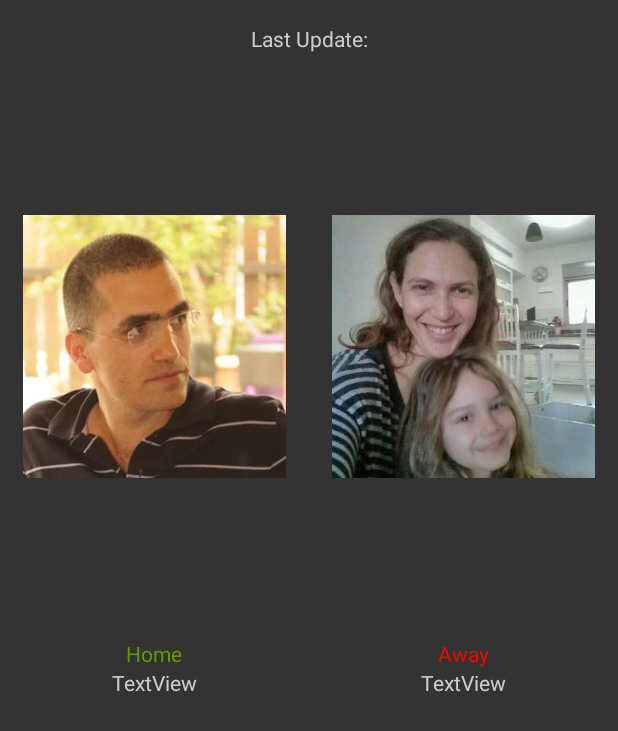
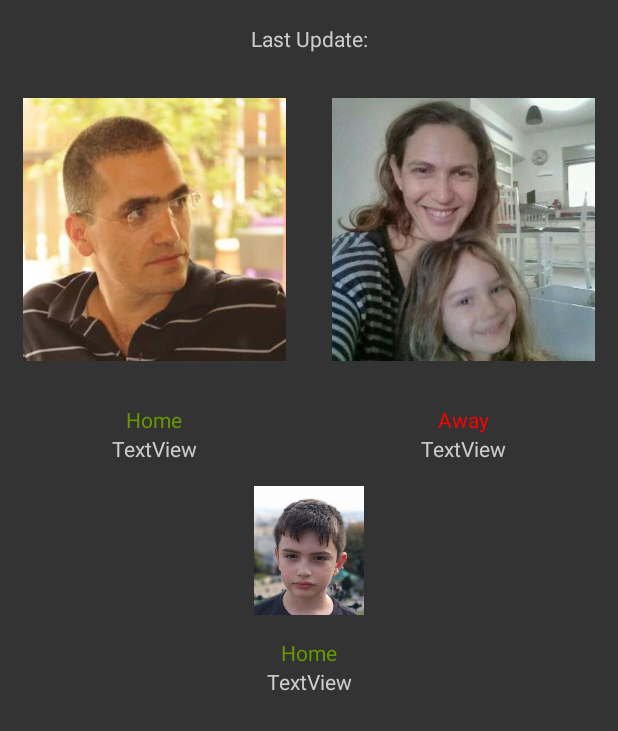
Before and after one commit to oriharel/smartHome, an Android app: the layout fragment_presence.xml on its own in the app's theme, with its tools: preview values and no code run, on a phone screen of 412 x 824 dp. Shown: the top 731 px of the screen. Run offline under Robolectric (Android 15) with nearby library versions, the phone set to English and light mode, and no system bars.

Commit message:
added itchuk

```diff
--- a/app/build.gradle
+++ b/app/build.gradle
@@ -1,13 +1,12 @@
 apply plugin: 'com.android.application'
 
 android {
-    compileSdkVersion 25
-    buildToolsVersion '25.0.0'
+    compileSdkVersion 26
 
     defaultConfig {
         applicationId "niyo.nfc.com.nfcori"
         minSdkVersion 17
-        targetSdkVersion 25
+        targetSdkVersion 26
         versionCode 1
         versionName "1.0"
     }
--- a/app/src/main/java/niyo/nfc/com/nfcori/HarelHome.java
+++ b/app/src/main/java/niyo/nfc/com/nfcori/HarelHome.java
@@ -25,8 +25,10 @@ public class HarelHome {
             HomeTableColumns.WINDOW_LAMP_STATE,
             HomeTableColumns.ORI_PRESENCE,
             HomeTableColumns.YIFAT_PRESENCE,
+            HomeTableColumns.ITCHUK_PRESENCE,
             HomeTableColumns.ORI_LAST_PRESENCE,
             HomeTableColumns.YIFAT_LAST_PRESENCE,
+            HomeTableColumns.ITCHUK_LAST_PRESENCE,
             HomeTableColumns.HOME_TEMP,
             HomeTableColumns.HOME_PIC,
             HomeTableColumns.HOME_CAM_PIC,
--- a/app/src/main/java/niyo/nfc/com/nfcori/HomeStateFetchService.java
+++ b/app/src/main/java/niyo/nfc/com/nfcori/HomeStateFetchService.java
@@ -178,10 +178,13 @@ public class HomeStateFetchService extends Service {
 
             String[] oriInfo = persons.getString("Ori").split(": ");
             String[] yifatInfo = persons.getString("Yifat").split(": ");
+            String[] itchukInfo = persons.getString("Itchuk").split(": ");
             values.put(HomeTableColumns.ORI_PRESENCE, oriInfo[0]);
             values.put(HomeTableColumns.YIFAT_PRESENCE, yifatInfo[0]);
+            values.put(HomeTableColumns.ITCHUK_PRESENCE, itchukInfo[0]);
             values.put(HomeTableColumns.ORI_LAST_PRESENCE, oriInfo[1]);
             values.put(HomeTableColumns.YIFAT_LAST_PRESENCE, yifatInfo[1]);
+            values.put(HomeTableColumns.ITCHUK_LAST_PRESENCE, itchukInfo[1]);
             if (doorObject != null) {
                 values.put(HomeTableColumns.DOOR_STATUS, doorObject.getString("value"));
 
@@ -233,7 +236,7 @@ public class HomeStateFetchService extends Service {
 
     private static JSONObject getXiaomiObject(JSONObject xiaomiData, String deviceName) throws JSONException {
         String id = sIdToSensor.get(deviceName);
-        if (xiaomiData.has(id)) {
+        if (xiaomiData != null && xiaomiData.has(id)) {
             return xiaomiData.getJSONObject(id);
         }
         else {
--- a/app/src/main/java/niyo/nfc/com/nfcori/PresenceStateListener.java
+++ b/app/src/main/java/niyo/nfc/com/nfcori/PresenceStateListener.java
@@ -9,5 +9,7 @@ public abstract class PresenceStateListener {
                                   String oriSince,
                                   Boolean yifatState,
                                   String yifatSince,
+                                  Boolean itchukState,
+                                  String itchukSince,
                                   String lastUpdateTime);
 }
--- a/app/src/main/java/niyo/nfc/com/nfcori/db/HarelHomeProvider.java
+++ b/app/src/main/java/niyo/nfc/com/nfcori/db/HarelHomeProvider.java
@@ -21,7 +21,7 @@ public class HarelHomeProvider extends ContentProvider {
     private HomeDbHelper _dbHelper;
     private static final String DATABASE_NAME = "harelHome.db";
 
-    private static final int DATABASE_VERSION = 1;
+    private static final int DATABASE_VERSION = 3;
     private static final int HOME_STATE = 1;
 
     private static final UriMatcher sUriMatcher;
@@ -52,8 +52,10 @@ public class HarelHomeProvider extends ContentProvider {
         sHomeStateProjectionMap.put(HomeTableColumns.WINDOW_LAMP_STATE, HomeTableColumns.WINDOW_LAMP_STATE);
         sHomeStateProjectionMap.put(HomeTableColumns.ORI_PRESENCE, HomeTableColumns.ORI_PRESENCE);
         sHomeStateProjectionMap.put(HomeTableColumns.YIFAT_PRESENCE, HomeTableColumns.YIFAT_PRESENCE);
+        sHomeStateProjectionMap.put(HomeTableColumns.ITCHUK_PRESENCE, HomeTableColumns.ITCHUK_PRESENCE);
         sHomeStateProjectionMap.put(HomeTableColumns.ORI_LAST_PRESENCE, HomeTableColumns.ORI_LAST_PRESENCE);
         sHomeStateProjectionMap.put(HomeTableColumns.YIFAT_LAST_PRESENCE, HomeTableColumns.YIFAT_LAST_PRESENCE);
+        sHomeStateProjectionMap.put(HomeTableColumns.ITCHUK_LAST_PRESENCE, HomeTableColumns.ITCHUK_LAST_PRESENCE);
         sHomeStateProjectionMap.put(HomeTableColumns.HOME_TEMP, HomeTableColumns.HOME_TEMP);
         sHomeStateProjectionMap.put(HomeTableColumns.HOME_PIC, HomeTableColumns.HOME_PIC);
         sHomeStateProjectionMap.put(HomeTableColumns.HOME_CAM_PIC, HomeTableColumns.HOME_CAM_PIC);
--- a/app/src/main/java/niyo/nfc/com/nfcori/db/HomeDbHelper.java
+++ b/app/src/main/java/niyo/nfc/com/nfcori/db/HomeDbHelper.java
@@ -32,6 +32,8 @@ public class HomeDbHelper extends SQLiteOpenHelper {
                     + HomeTableColumns.DOOR_STATUS_TIME + " BIGINT,"
                     + HomeTableColumns.GINA_STATUS + " BOOLEAN,"
                     + HomeTableColumns.GINA_STATUS_TIME + " BIGINT,"
+                    + HomeTableColumns.ITCHUK_PRESENCE + " TEXT,"
+                    + HomeTableColumns.ITCHUK_LAST_PRESENCE + " DATE,"
                     + HomeTableColumns.HOME_CAM_PIC + " BLOB);";
 
     public HomeDbHelper(Context context, String name, SQLiteDatabase.CursorFactory factory,
@@ -49,5 +51,7 @@ public class HomeDbHelper extends SQLiteOpenHelper {
     @Override
     public void onUpgrade(SQLiteDatabase sqLiteDatabase, int i, int i1) {
         Log.d(LOG_TAG, "onUpdate...");
+        sqLiteDatabase.execSQL("DROP TABLE "+HOME_TABLE);
+        sqLiteDatabase.execSQL(TABLE_HOME_CREATE);
     }
 }
--- a/app/src/main/java/niyo/nfc/com/nfcori/db/HomeTableColumns.java
+++ b/app/src/main/java/niyo/nfc/com/nfcori/db/HomeTableColumns.java
@@ -14,8 +14,10 @@ public class HomeTableColumns implements BaseColumns {
     public static final String WINDOW_LAMP_STATE = "window_state";
     public static final String ORI_PRESENCE = "ori_presence";
     public static final String YIFAT_PRESENCE = "yifat_presence";
+
     public static final String ORI_LAST_PRESENCE = "ori_last_presence";
     public static final String YIFAT_LAST_PRESENCE = "yifat_last_presence";
+
     public static final String HOME_TEMP = "home_temp";
     public static final String HOME_PIC = "home_pic";
     public static final String HOME_CAM_PIC = "home_cam_pic";
@@ -24,6 +26,8 @@ public class HomeTableColumns implements BaseColumns {
     public static final String GINA_STATUS = "gina_status";
     public static final String GINA_STATUS_TIME = "gina_status_time";
     public static final String STATE_FETCH_IN_PROGRESS = "state_fetching";
+    public static final String ITCHUK_PRESENCE = "itchuk_presence";
+    public static final String ITCHUK_LAST_PRESENCE = "itchuk_last_presence";
 
     public static final int COLUMN_ID_PATH_INDEX = 1;
     public static final int COLUMN_LAST_UPDATE_TIME_INDEX = 2;
@@ -40,4 +44,6 @@ public class HomeTableColumns implements BaseColumns {
     public static final int COLUMN_DOOR_STATUS_TIME_INDEX = 13;
     public static final int COLUMN_GINA_STATUS_INDEX = 14;
     public static final int COLUMN_GINA_STATUS_TIME_INDEX = 15;
+    public static final int COLUMN_ITCHUK_PRESENCE_INDEX = 16;
+    public static final int COLUMN_ITCHUK_LAST_PRESENCE_INDEX = 17;
 }
--- a/app/src/main/res/layout/activity_main.xml
+++ b/app/src/main/res/layout/activity_main.xml
@@ -1,5 +1,6 @@
 <?xml version="1.0" encoding="utf-8"?>
-<android.support.v4.widget.DrawerLayout xmlns:android="http://schemas.android.com/apk/res/android"
+<android.support.v4.widget.DrawerLayout
+    xmlns:android="http://schemas.android.com/apk/res/android"
     xmlns:app="http://schemas.android.com/apk/res-auto"
     xmlns:tools="http://schemas.android.com/tools"
     android:id="@+id/drawer_layout"
--- a/app/src/main/res/layout/fragment_presence.xml
+++ b/app/src/main/res/layout/fragment_presence.xml
@@ -13,6 +13,8 @@
     app:layout_behavior="@string/appbar_scrolling_view_behavior"
     tools:context=".Main2Activity">
 
+
+
     <TextView
         android:text="Last Update:"
         android:layout_width="match_parent"
@@ -23,69 +25,99 @@
         android:layout_marginTop="@dimen/fab_margin" />
 
     <LinearLayout
-        android:orientation="horizontal"
         android:layout_width="match_parent"
-        android:layout_height="match_parent">
+        android:layout_height="wrap_content"
+        android:orientation="horizontal">
 
         <LinearLayout
-            android:orientation="vertical"
             android:layout_width="match_parent"
             android:layout_height="wrap_content"
-            android:layout_weight="1">
+            android:layout_weight="1"
+            android:orientation="vertical">
 
             <ImageView
+                android:id="@+id/oriImageView"
                 android:layout_width="match_parent"
-                android:layout_height="match_parent"
-                app:srcCompat="@drawable/ori"
-                android:id="@+id/oriImageView"
+                android:layout_height="204dp"
+                android:layout_margin="@dimen/bulb_padd"
                 android:cropToPadding="false"
-                android:layout_margin="@dimen/bulb_padd" />
+                app:srcCompat="@drawable/ori" />
 
             <TextView
-                android:text="Home"
+                android:id="@+id/oriState"
                 android:layout_width="match_parent"
                 android:layout_height="wrap_content"
-                android:id="@+id/oriState"
-                android:textColor="@android:color/holo_green_dark"
-                android:gravity="center" />
+                android:gravity="center"
+                android:text="Home"
+                android:textColor="@android:color/holo_green_dark" />
 
             <TextView
-                android:text="TextView"
+                android:id="@+id/oriSince"
                 android:layout_width="match_parent"
                 android:layout_height="wrap_content"
-                android:id="@+id/oriSince"
-                android:textColor="@color/ltgray"
-                android:gravity="center" />
+                android:gravity="center"
+                android:text="TextView"
+                android:textColor="@color/ltgray" />
         </LinearLayout>
 
         <LinearLayout
-            android:orientation="vertical"
             android:layout_width="match_parent"
             android:layout_height="wrap_content"
-            android:layout_weight="1">
+            android:layout_weight="1"
+            android:orientation="vertical">
 
             <ImageView
+                android:id="@+id/yifatImageView"
                 android:layout_width="match_parent"
-                android:layout_height="match_parent"
-                app:srcCompat="@drawable/yifat"
-                android:id="@+id/yifatImageView"
-                android:layout_margin="@dimen/bulb_padd" />
+                android:layout_height="204dp"
+                android:layout_margin="@dimen/bulb_padd"
+                app:srcCompat="@drawable/yifat" />
 
             <TextView
-                android:text="Away"
+                android:id="@+id/yifatState"
                 android:layout_width="match_parent"
                 android:layout_height="wrap_content"
-                android:id="@+id/yifatState"
-                android:textColor="@color/opaque_red"
-                android:gravity="center" />
+                android:gravity="center"
+                android:text="Away"
+                android:textColor="@color/opaque_red" />
 
             <TextView
-                android:text="TextView"
+                android:id="@+id/yifatSince"
                 android:layout_width="match_parent"
                 android:layout_height="wrap_content"
-                android:id="@+id/yifatSince"
-                android:textColor="@color/ltgray"
-                android:gravity="center" />
+                android:gravity="center"
+                android:text="TextView"
+                android:textColor="@color/ltgray" />
         </LinearLayout>
     </LinearLayout>
+
+    <LinearLayout
+        android:layout_width="match_parent"
+        android:layout_height="wrap_content"
+        android:orientation="vertical">
+
+        <ImageView
+            android:id="@+id/itchukImageView"
+            android:layout_width="match_parent"
+            android:layout_height="86dp"
+            android:layout_margin="@dimen/bulb_padd"
+            android:cropToPadding="false"
+            app:srcCompat="@drawable/itchuk" />
+
+        <TextView
+            android:id="@+id/itchukState"
+            android:layout_width="match_parent"
+            android:layout_height="wrap_content"
+            android:gravity="center"
+            android:text="Home"
+            android:textColor="@android:color/holo_green_dark" />
+
+        <TextView
+            android:id="@+id/itchukSince"
+            android:layout_width="match_parent"
+            android:layout_height="wrap_content"
+            android:gravity="center"
+            android:text="TextView"
+            android:textColor="@color/ltgray" />
+    </LinearLayout>
 </LinearLayout>
```
Also changed, not shown: app/src/main/java/niyo/nfc/com/nfcori/Main2Activity.java (+22 -3 lines), app/src/main/java/niyo/nfc/com/nfcori/fragments/PresenceFragment.java (+29 -2 lines), app/src/main/res/drawable/itchuk.png (added).
